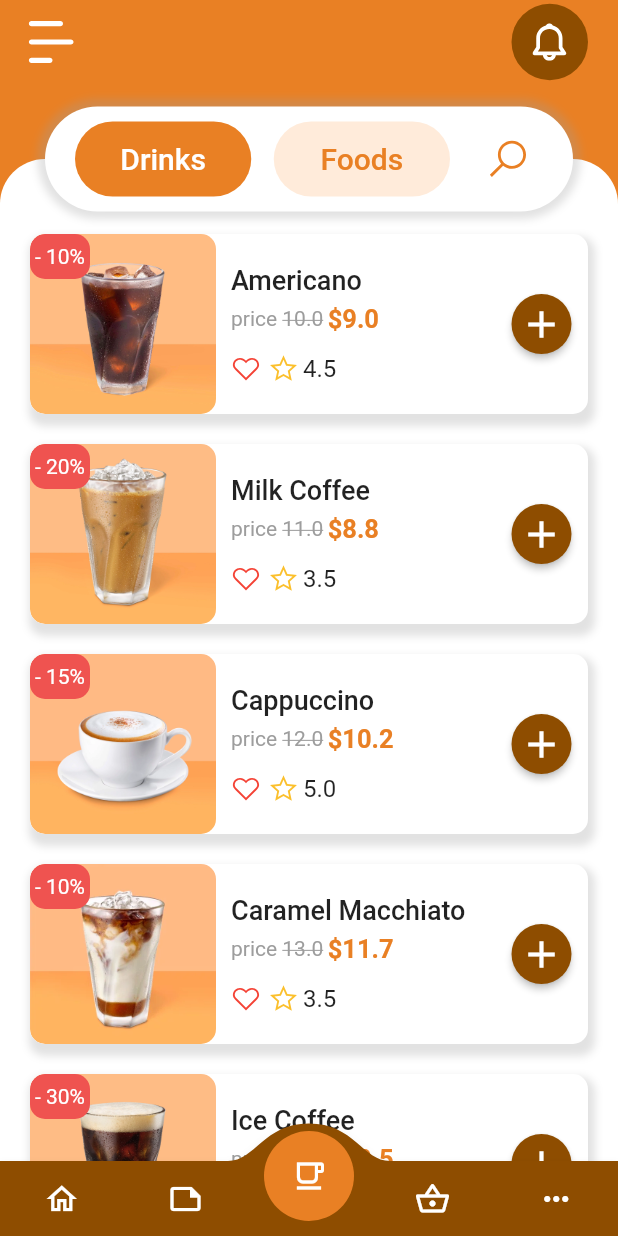
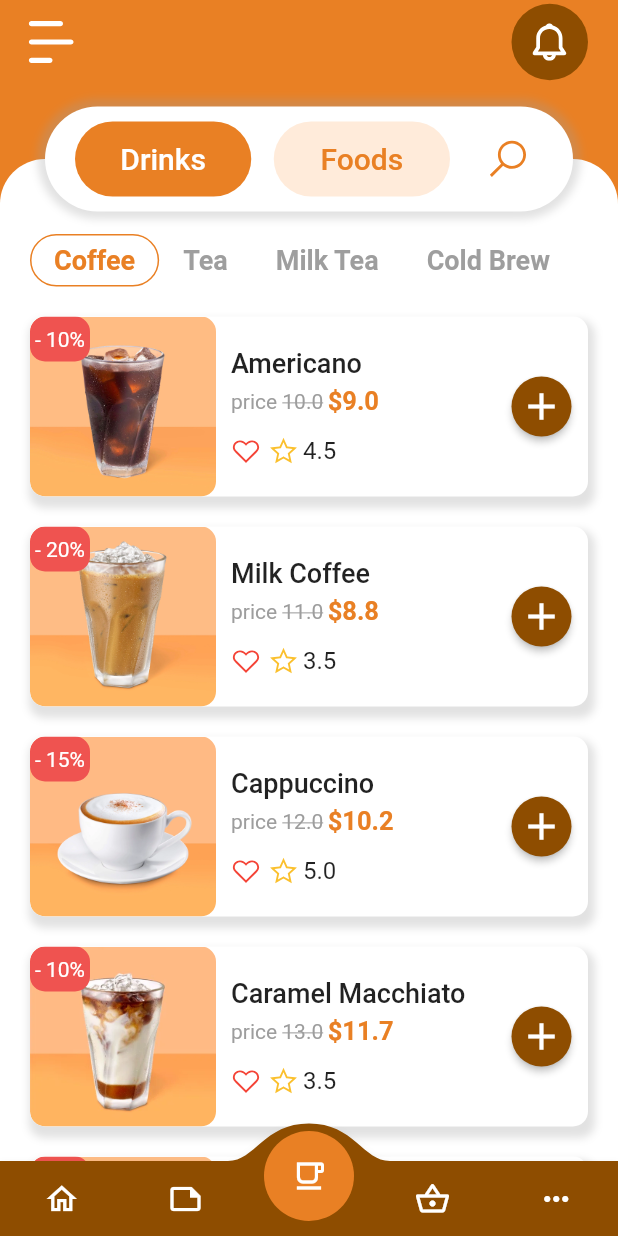
Before and after one commit to sucanabo/CoffeeShop, a Flutter app: the screen it shows after launch, item 3 of the bottom bar chosen, on a phone screen of 412 x 824 dp. Run offline on Flutter 3.47's test engine with Material 2 defaults, Android fonts, the phone set to English and light mode, and no system bars; drawn by our look-alikes of convex_bottom_bar; our stand-ins replace carousel_pro, flutter_svg, line_icons.

Commit message:
finish cateTab/ product

```diff
--- a/lib/pages/product.dart
+++ b/lib/pages/product.dart
@@ -12,13 +12,15 @@ class Product extends StatefulWidget {
   _ProductState createState() => _ProductState();
 }
 
-class _ProductState extends State<Product> {
+class _ProductState extends State<Product> with TickerProviderStateMixin {
   final List<ProductModel> drinktList = saleProductList;
   final List<ProductModel> foodList = foodProductList;
+  TabController _cateTabController;
   int _indexTab;
   @override
   void initState() {
     _indexTab = 0;
+    _cateTabController = TabController(vsync: this, length: 5);
   }
 
   void setTabActive() {}
@@ -39,37 +41,38 @@ class _ProductState extends State<Product> {
                     topRight: Radius.circular(30),
                     topLeft: Radius.circular(30)),
                 color: Colors.white),
-            child: Stack(
+            child: Column(
+              children: [
+                Stack(
                   clipBehavior: Clip.none,
                   children: [
-                IndexedStack(
-                  index: _indexTab,
-                  children: [
-                    Container(
-                      margin: EdgeInsets.only(top: 40.0),
-                      child: ListView(
-                        clipBehavior: Clip.hardEdge,
-                        children: drinktList
-                            .map((product) => ProductWidget(
-                                  product: product,
-                                  isLarge: true,
-                                ))
-                            .toList(),
+                    Positioned(
+                      child: Container(
+                        height: 35.0,
+                        margin: EdgeInsets.fromLTRB(20.0, 50.0, 20.0, 10.0),
+                        child: TabBar(
+                          controller: _cateTabController,
+                          labelColor: colorPrimary,
+                          unselectedLabelColor: Colors.grey[500],
+                          labelStyle: TextStyle(
+                              fontSize: 18.0, fontWeight: FontWeight.w600),
+                          isScrollable: true,
+                          indicatorSize: TabBarIndicatorSize.tab,
+                          indicatorPadding: EdgeInsets.all(0.0),
+                          indicatorWeight: 0.0,
+                          indicator: BoxDecoration(
+                            borderRadius: BorderRadius.circular(50.0),
+                            border: Border.all(color: colorPrimary),
+                          ),
+                          tabs: [
+                            Tab(text: 'Coffee'),
+                            Tab(text: 'Tea'),
+                            Tab(text: 'Milk Tea'),
+                            Tab(text: 'Cold Brew'),
+                            Tab(text: 'Macciato'),
+                          ],
                         ),
                       ),
-                    Container(
-                      margin: EdgeInsets.only(top: 40.0),
-                      child: ListView(
-                        clipBehavior: Clip.hardEdge,
-                        children: foodList
-                            .map((product) => ProductWidget(
-                                  product: product,
-                                  isLarge: true,
-                                ))
-                            .toList(),
-                      ),
-                    ),
-                  ],
                     ),
                     Positioned(
                       top: -35.0,
@@ -164,6 +167,38 @@ class _ProductState extends State<Product> {
                     ),
                   ],
                 ),
+                Expanded(
+                  child: IndexedStack(
+                    index: _indexTab,
+                    children: [
+                      Container(
+                        child: ListView(
+                          clipBehavior: Clip.hardEdge,
+                          children: drinktList
+                              .map((product) => ProductWidget(
+                                    product: product,
+                                    isLarge: true,
+                                  ))
+                              .toList(),
+                        ),
+                      ),
+                      Container(
+                        margin: EdgeInsets.only(top: 40.0),
+                        child: ListView(
+                          clipBehavior: Clip.hardEdge,
+                          children: foodList
+                              .map((product) => ProductWidget(
+                                    product: product,
+                                    isLarge: true,
+                                  ))
+                              .toList(),
+                        ),
+                      ),
+                    ],
+                  ),
+                ),
+              ],
+            ),
           ))
         ]));
   }
```
Lines whose indentation alone changed are shown as unchanged.
